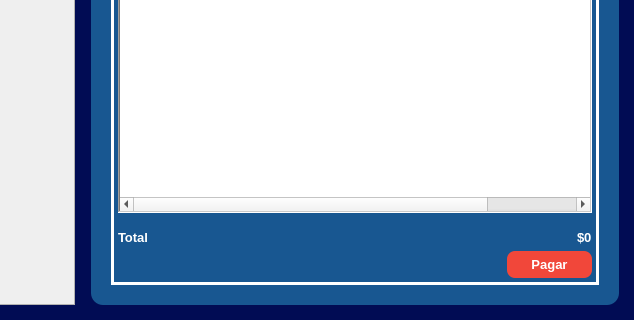
Ventthos/PollosExpress, file RawInterfaces/Venta.ui: the form before one commit; both pictures show x 462 to 1096 and y 301 to 621 of the 1096 by 621 pixel window.
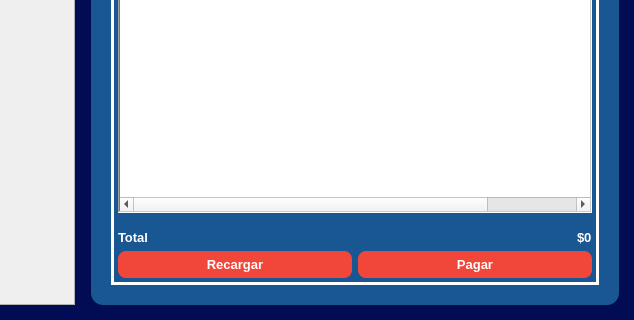
The form after the commit.

Patch:
```diff
--- a/RawInterfaces/Venta.ui
+++ b/RawInterfaces/Venta.ui
@@ -247,7 +247,37 @@
             </layout>
            </widget>
           </item>
-          <item alignment="Qt::AlignRight">
+          <item>
+           <layout class="QHBoxLayout" name="Layout_Total_Refresh">
+            <item>
+             <widget class="QPushButton" name="refresh_Button">
+              <property name="font">
+               <font>
+                <pointsize>10</pointsize>
+                <weight>75</weight>
+                <bold>true</bold>
+               </font>
+              </property>
+              <property name="styleSheet">
+               <string notr="true">#refresh_Button{
+	color: white;
+	background-color: #f1473a;
+	border: none;
+	padding: 6px 24px;
+	border-radius: 8px;	
+	font-weight: bold;
+}
+
+#refresh_Button:Hover{
+	background-color: #C73A30;
+}</string>
+              </property>
+              <property name="text">
+               <string>Recargar</string>
+              </property>
+             </widget>
+            </item>
+            <item>
            <widget class="QPushButton" name="pushButton">
             <property name="font">
              <font>
@@ -274,6 +304,8 @@
              <string>Pagar</string>
             </property>
            </widget>
+            </item>
+           </layout>
           </item>
          </layout>
         </widget>
```
Left out of the diff: 2 changed lines with no effect on the pictures. Lines whose indentation alone changed are shown as unchanged.
